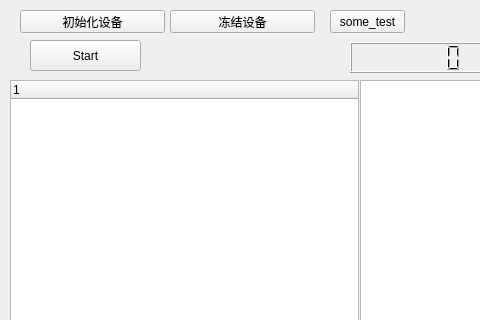
Above: ftm_tool/ui_hplc.ui from hellomyself1/hplc_cert before the change; both pictures show x 0 to 480 and y 0 to 320 of the 1293 by 923 pixel window. Below: the same form after it.
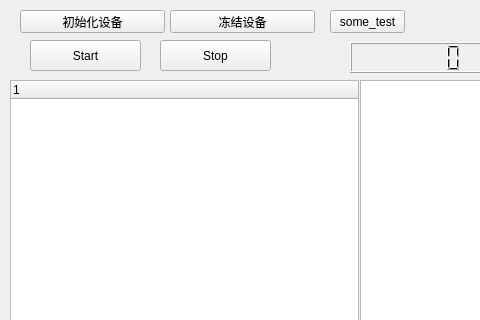
That is the form after the change.

```diff
--- a/ftm_tool/ui_hplc.ui
+++ b/ftm_tool/ui_hplc.ui
@@ -135,6 +135,19 @@
     </rect>
    </property>
   </widget>
+  <widget class="QPushButton" name="pushButton_stop">
+   <property name="geometry">
+    <rect>
+     <x>160</x>
+     <y>40</y>
+     <width>111</width>
+     <height>31</height>
+    </rect>
+   </property>
+   <property name="text">
+    <string>Stop</string>
+   </property>
+  </widget>
   <zorder>smoe_test</zorder>
   <zorder>tableWidget</zorder>
   <zorder>treeWidget</zorder>
```
Left out of the diff: 1 changed line with no effect on the pictures.
